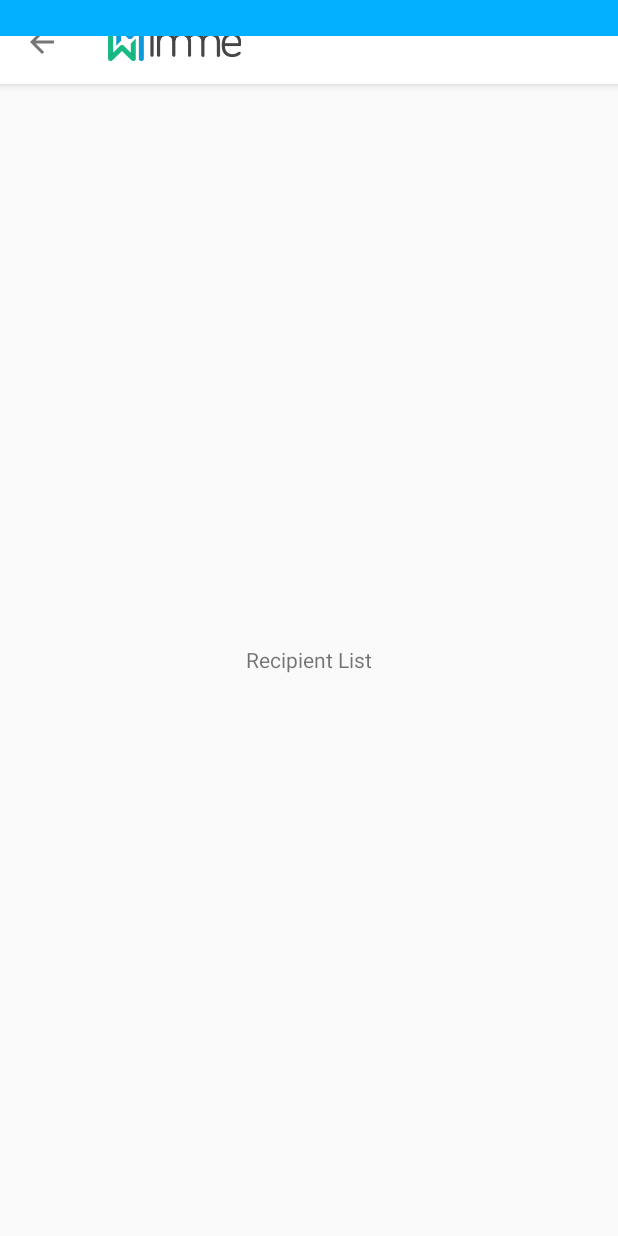
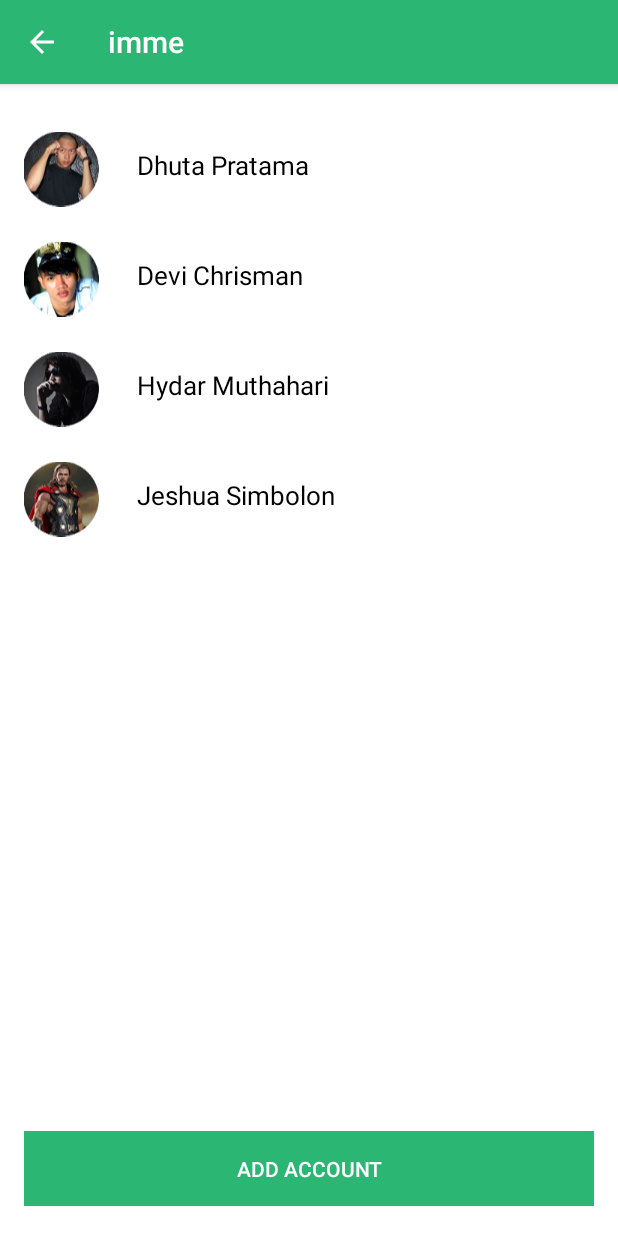
Before and after one commit to dhutapratama/IMMEclient, an Android app: the RecipientListActivity screen opened directly, with no data from a screen before it, on a phone screen of 412 x 824 dp. Run offline under Robolectric (Android 15) with nearby library versions, the light colour scheme and no system bars.

Commit message:
Update Recipient List

```diff
--- a/app/src/main/AndroidManifest.xml
+++ b/app/src/main/AndroidManifest.xml
@@ -131,7 +131,7 @@
             android:label="@null"
             android:parentActivityName=".MainActivity"
             android:screenOrientation="portrait"
-            android:theme="@style/AppTheme.NoActionBar" >
+            android:theme="@style/AppThemeGGreen.NoActionBar" >
             <meta-data
                 android:name="android.support.PARENT_ACTIVITY"
                 android:value="com.imme.immeclient.MainActivity" />
--- a/app/src/main/java/com/imme/immeclient/MainActivity.java
+++ b/app/src/main/java/com/imme/immeclient/MainActivity.java
@@ -19,7 +19,7 @@ import android.support.v7.widget.Toolbar;
 import android.view.Menu;
 import android.view.MenuItem;
 import android.widget.ImageButton;
-import android.widget.LinearLayout;
+import android.widget.RelativeLayout;
 import android.widget.TextView;
 
 import com.google.zxing.integration.android.IntentIntegrator;
@@ -157,7 +157,7 @@ public class MainActivity extends AppCompatActivity
             }
         });
 
-        LinearLayout last_transaction_1 = (LinearLayout) findViewById(R.id.last_transaction_1);
+        RelativeLayout last_transaction_1 = (RelativeLayout) findViewById(R.id.last_transaction_1);
         last_transaction_1.setOnClickListener(new View.OnClickListener() {
             @Override
             public void onClick(View view) {
@@ -166,7 +166,7 @@ public class MainActivity extends AppCompatActivity
             }
         });
 
-        LinearLayout last_transaction_2 = (LinearLayout) findViewById(R.id.last_transaction_2);
+        RelativeLayout last_transaction_2 = (RelativeLayout) findViewById(R.id.last_transaction_2);
         last_transaction_2.setOnClickListener(new View.OnClickListener() {
             @Override
             public void onClick(View view) {
@@ -175,7 +175,7 @@ public class MainActivity extends AppCompatActivity
             }
         });
 
-        LinearLayout last_transaction_3 = (LinearLayout) findViewById(R.id.last_transaction_3);
+        RelativeLayout last_transaction_3 = (RelativeLayout) findViewById(R.id.last_transaction_3);
         last_transaction_3.setOnClickListener(new View.OnClickListener() {
             @Override
             public void onClick(View view) {
--- a/app/src/main/java/com/imme/immeclient/RecipientListActivity.java
+++ b/app/src/main/java/com/imme/immeclient/RecipientListActivity.java
@@ -18,9 +18,6 @@ public class RecipientListActivity extends AppCompatActivity {
         setSupportActionBar(toolbar);
 
         getSupportActionBar().setDisplayHomeAsUpEnabled(true);
-        getSupportActionBar().setTitle("");
-        getSupportActionBar().setDisplayUseLogoEnabled(true);
-        getSupportActionBar().setLogo(R.mipmap.imme_logo);
 
         SystemBarTintManager tintManager = new SystemBarTintManager(this);
         // enable status bar tint
--- /dev/null
+++ b/app/src/main/res/drawable/payment_details_name_list.xml
@@ -0,0 +1,20 @@
+<?xml version="1.0" encoding="utf-8"?>
+<layer-list xmlns:android="http://schemas.android.com/apk/res/android">
+    <item>
+        <shape android:shape="rectangle">
+            <solid android:color="#2bb673"/>
+            <corners android:radius="0dp" />
+        </shape>
+    </item>
+
+    <item
+        android:left="0dp"
+        android:right="0dp"
+        android:top="0dp"
+        android:bottom="0.5dp">
+        <shape android:shape="rectangle">
+            <solid android:color="#FFFFFF"/>
+            <corners android:radius="0dp" />
+        </shape>
+    </item>
+</layer-list>
--- a/app/src/main/res/layout/activity_recipient_list.xml
+++ b/app/src/main/res/layout/activity_recipient_list.xml
@@ -6,12 +6,17 @@
     android:layout_height="match_parent" android:fitsSystemWindows="true"
     tools:context="com.imme.immeclient.RecipientListActivity">
 
-    <android.support.design.widget.AppBarLayout android:layout_height="wrap_content"
-        android:layout_width="match_parent" android:theme="@style/AppTheme.AppBarOverlay">
+    <android.support.design.widget.AppBarLayout
+        android:layout_height="wrap_content"
+        android:layout_width="match_parent"
+        android:theme="@style/AppThemeGGreen.AppBarOverlay">
 
-        <android.support.v7.widget.Toolbar android:id="@+id/toolbar"
-            android:layout_width="match_parent" android:layout_height="?attr/actionBarSize"
-            android:background="?attr/colorPrimary" app:popupTheme="@style/AppTheme.PopupOverlay" />
+        <android.support.v7.widget.Toolbar
+            android:id="@+id/toolbar"
+            android:layout_width="match_parent"
+            android:layout_height="?attr/actionBarSize"
+            android:background="?attr/colorPrimary"
+            app:popupTheme="@style/AppThemeGGreen.PopupOverlay" />
 
     </android.support.design.widget.AppBarLayout>
 
--- a/app/src/main/res/layout/content_recipient_list.xml
+++ b/app/src/main/res/layout/content_recipient_list.xml
@@ -7,14 +7,155 @@
     android:paddingTop="@dimen/activity_vertical_margin"
     android:paddingBottom="@dimen/activity_vertical_margin"
     app:layout_behavior="@string/appbar_scrolling_view_behavior"
-    tools:showIn="@layout/activity_transaction_history"
-    tools:context="com.imme.immeclient.RecipientListActivity">
+    tools:context="com.imme.immeclient.RecipientListActivity"
+    android:background="#ffffff">
 
-    <TextView
-        android:layout_width="wrap_content"
+    <ScrollView
+        android:orientation="vertical"
+        android:layout_width="match_parent"
+        android:layout_height="fill_parent"
+        android:scrollbarThumbVertical="@drawable/scrollbar"
+        android:scrollbarSize="5dp"
+        android:layout_above="@+id/bottomxxx">
+
+        <LinearLayout
+            android:layout_width="fill_parent"
+            android:layout_height="wrap_content"
+            android:orientation="vertical">
+
+            <LinearLayout
+                android:layout_width="fill_parent"
+                android:layout_height="fill_parent"
+                android:orientation="horizontal">
+
+                <ImageView
+                    android:orientation="horizontal"
+                    android:layout_width="wrap_content"
+                    android:layout_height="fill_parent"
+                    android:src="@mipmap/profile_picture_recipient_list1"
+                    android:paddingRight="25dp"
+                    android:paddingTop="10dp"
+                    android:paddingBottom="10dp"
+                    android:textColor="#000000"/>
+
+                <TextView
+                    android:orientation="horizontal"
+                    android:layout_width="fill_parent"
+                    android:layout_height="wrap_content"
+                    android:textSize="17sp"
+                    android:text="Dhuta Pratama"
+                    android:paddingRight="95dp"
+                    android:background="@drawable/payment_details_name_list"
+                    android:paddingTop="22dp"
+                    android:paddingBottom="27dp"
+                    android:textColor="#000000"/>
+            </LinearLayout>
+
+            <LinearLayout
+                android:layout_width="fill_parent"
+                android:layout_height="fill_parent"
+                android:orientation="horizontal">
+
+                <ImageView
+                    android:orientation="horizontal"
+                    android:layout_width="wrap_content"
+                    android:layout_height="fill_parent"
+                    android:src="@mipmap/profile_picture_recipient_list2"
+                    android:paddingRight="25dp"
+                    android:paddingTop="10dp"
+                    android:paddingBottom="10dp"
+                    android:textColor="#000000"/>
+
+                <TextView
+                    android:orientation="horizontal"
+                    android:layout_width="fill_parent"
+                    android:layout_height="wrap_content"
+                    android:textSize="17sp"
+                    android:text="Devi Chrisman"
+                    android:paddingRight="95dp"
+                    android:background="@drawable/payment_details_name_list"
+                    android:paddingTop="22dp"
+                    android:paddingBottom="27dp"
+                    android:textColor="#000000"/>
+            </LinearLayout>
+
+            <LinearLayout
+                android:layout_width="fill_parent"
+                android:layout_height="fill_parent"
+                android:orientation="horizontal">
+
+                <ImageView
+                    android:orientation="horizontal"
+                    android:layout_width="wrap_content"
+                    android:layout_height="fill_parent"
+                    android:src="@mipmap/profile_picture_recipient_list3"
+                    android:paddingRight="25dp"
+                    android:paddingTop="10dp"
+                    android:paddingBottom="10dp"
+                    android:textColor="#000000"/>
+
+                <TextView
+                    android:orientation="horizontal"
+                    android:layout_width="fill_parent"
+                    android:layout_height="wrap_content"
+                    android:textSize="17sp"
+                    android:text="Hydar Muthahari"
+                    android:paddingRight="95dp"
+                    android:background="@drawable/payment_details_name_list"
+                    android:paddingTop="22dp"
+                    android:paddingBottom="27dp"
+                    android:textColor="#000000"/>
+            </LinearLayout>
+
+            <LinearLayout
+                android:layout_width="fill_parent"
+                android:layout_height="fill_parent"
+                android:orientation="horizontal">
+
+                <ImageView
+                    android:orientation="horizontal"
+                    android:layout_width="wrap_content"
+                    android:layout_height="fill_parent"
+                    android:src="@mipmap/profile_picture_recipient_list4"
+                    android:paddingRight="25dp"
+                    android:paddingTop="10dp"
+                    android:paddingBottom="10dp"
+                    android:textColor="#000000"/>
+
+                <TextView
+                    android:orientation="horizontal"
+                    android:layout_width="fill_parent"
+                    android:layout_height="wrap_content"
+                    android:textSize="17sp"
+                    android:text="Jeshua Simbolon"
+                    android:paddingRight="95dp"
+                    android:background="@drawable/payment_details_name_list"
+                    android:paddingTop="22dp"
+                    android:paddingBottom="27dp"
+                    android:textColor="#000000"/>
+            </LinearLayout>
+
+        </LinearLayout>
+
+    </ScrollView>
+
+    <LinearLayout
+        android:orientation="vertical"
+        android:layout_width="match_parent"
         android:layout_height="wrap_content"
-        android:text="Recipient List"
-        android:id="@+id/textView8"
-        android:layout_centerVertical="true"
-        android:layout_centerHorizontal="true" />
+        android:layout_gravity="center_horizontal"
+        android:layout_alignParentBottom="true"
+        android:id="@+id/bottomxxx">
+
+        <Button
+            android:layout_width="match_parent"
+            android:layout_height="wrap_content"
+            android:text="Add Account"
+            android:gravity="center"
+            android:padding="15dp"
+            android:textColor="@color/textWhite"
+            android:background="#2bb673"/>
+
+    </LinearLayout>
+
 </RelativeLayout>
--- a/app/src/main/res/layout/last_transaction_payment.xml
+++ b/app/src/main/res/layout/last_transaction_payment.xml
@@ -1,6 +1,7 @@
 <?xml version="1.0" encoding="utf-8"?>
 <RelativeLayout xmlns:android="http://schemas.android.com/apk/res/android"
-    android:orientation="vertical" android:layout_width="match_parent"
+    android:orientation="vertical"
+    android:layout_width="match_parent"
     android:layout_height="match_parent">
 
     <LinearLayout
```
Also changed, not shown: app/src/main/res/mipmap-xxxhdpi/profile_picture_recipient_list.png (added), app/src/main/res/mipmap-xxxhdpi/profile_picture_recipient_list1.png (added), app/src/main/res/mipmap-xxxhdpi/profile_picture_recipient_list2.png (added), app/src/main/res/mipmap-xxxhdpi/profile_picture_recipient_list3.png (added), app/src/main/res/mipmap-xxxhdpi/profile_picture_recipient_list4.png (added).
